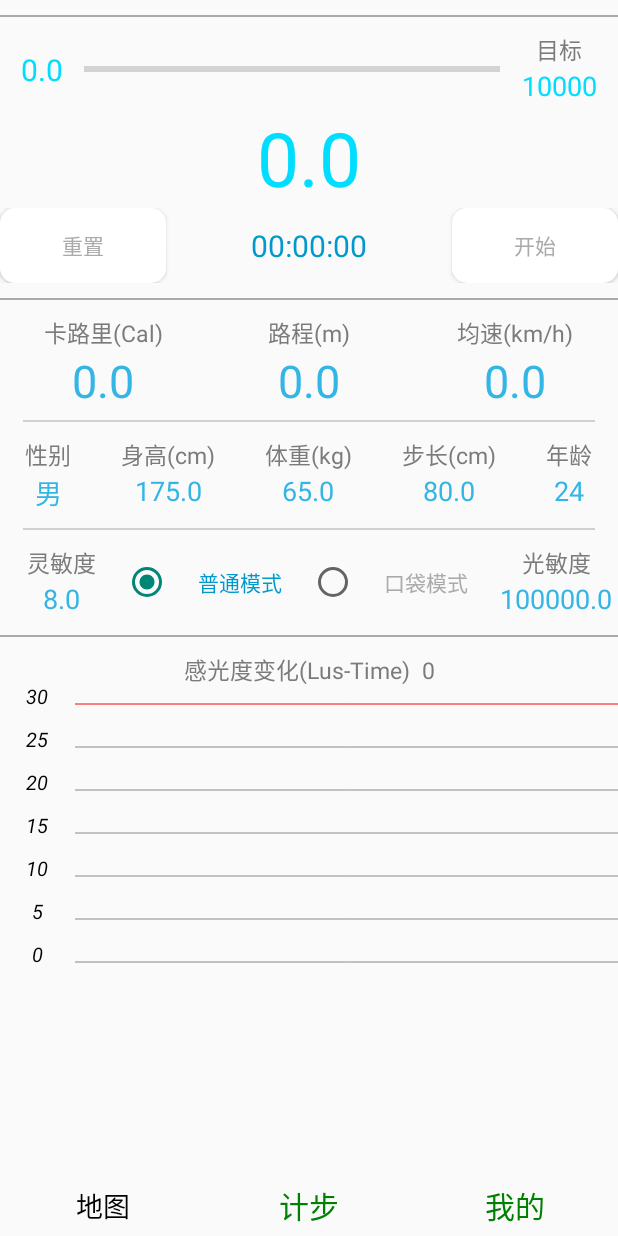
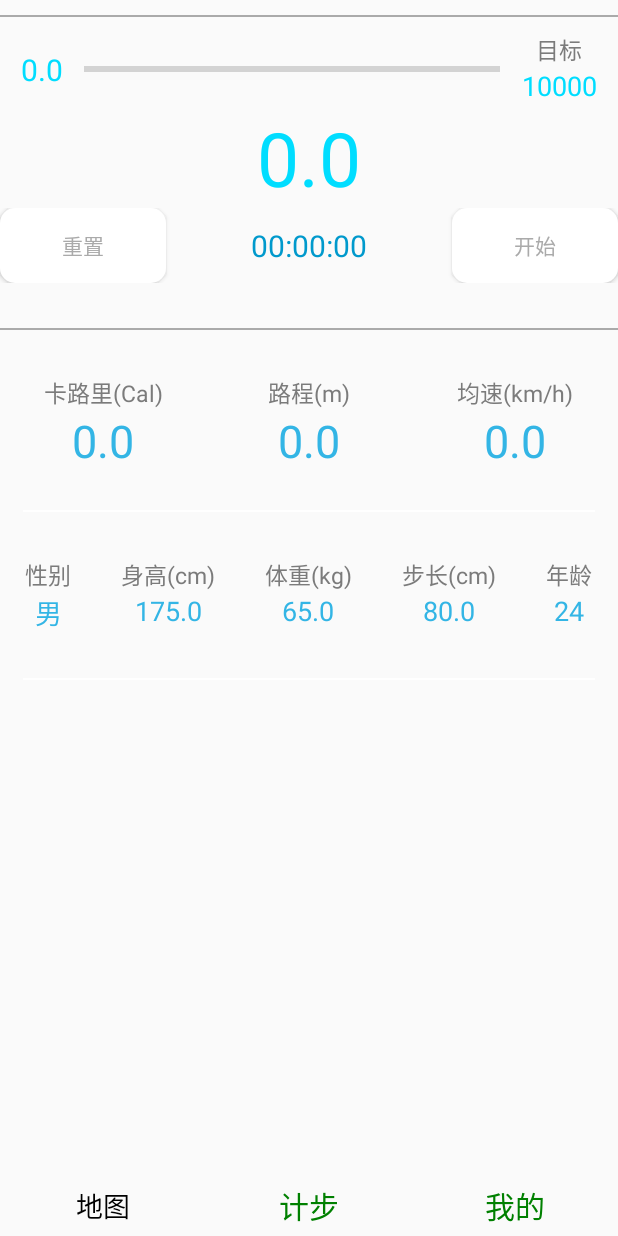
Before and after one commit to xuyazhong/SportsApp, an Android app: the screen it shows after launch (MainActivity), after a tap on "重置", on a phone screen of 412 x 824 dp. Run offline under Robolectric (Android 15) with nearby library versions, the phone set to English and light mode, and no system bars; libraries missing offline, so code that uses them is left out: com.baidu.mapapi, org.apache.log4j; 18 statements that could not run were skipped.

Commit message:
*bugfix)更新计步界面

```diff
--- a/app/src/main/AndroidManifest.xml
+++ b/app/src/main/AndroidManifest.xml
@@ -33,8 +33,6 @@
         </activity>
 
         <service android:name=".AccelerometerSensorService" >
-        </service>
-        <service android:name=".LightSensorService" >
         </service>
         <service
             android:name="com.baidu.location.f"
--- a/app/src/main/java/com/zhenqianfan13354468/trackpedometer/TabFragmentStep.java
+++ b/app/src/main/java/com/zhenqianfan13354468/trackpedometer/TabFragmentStep.java
@@ -24,9 +24,6 @@ import android.widget.Chronometer.OnChronometerTickListener;
 import android.widget.EditText;
 import android.widget.NumberPicker;
 import android.widget.ProgressBar;
-import android.widget.RadioButton;
-import android.widget.RadioGroup;
-import android.widget.RadioGroup.OnCheckedChangeListener;
 import android.widget.TextView;
 import android.widget.Toast;
 
@@ -34,7 +31,7 @@ import android.widget.Toast;
  *  计步器的Fragment
  */
 public class TabFragmentStep extends Fragment implements OnClickListener,
-		OnChronometerTickListener, OnCheckedChangeListener {
+		OnChronometerTickListener {
 	private static final String TAG = TabFragmentStep.class.getSimpleName();
 
 	//配置存储
@@ -64,13 +61,8 @@ public class TabFragmentStep extends Fragment implements OnClickListener,
 	private TextView tvHeight;
 	private TextView tvWeight;
 	private TextView tvAge;
-	private TextView tvSensitive;
-	private TextView tvLightive;
 	private TextView tvSteplen;
 
-	private RadioGroup rgMode;
-	private RadioButton rbStepNormal;
-	private RadioButton rbStepPocket;
 	public static TextView tvLight;
 
 	public static ChartView cvLight;
@@ -78,7 +70,6 @@ public class TabFragmentStep extends Fragment implements OnClickListener,
 	//选择菜单
 	private AlertDialog.Builder dialog;
 	private NumberPicker numberPicker;
-
 
 	private float calorie;//卡路里
 	private float distance;//路程
@@ -89,15 +80,14 @@ public class TabFragmentStep extends Fragment implements OnClickListener,
 	private float weight;//体重
 	private float steplen;//步长
 	private int age;//年龄
+
 	private float sensitive;//灵敏度
 	private float lightive;//感光度
+	public static float LIGHT_BORDER = 20;//感光极限，即感光度
+	public static boolean isInPocketMode = false;//是否是口袋模式
 
 	private int steps;//步数
 	private int seconds;//秒数
-
-	public static float LIGHT_BORDER = 20;//感光极限，即感光度
-
-	public static boolean isInPocketMode = false;//是否是口袋模式
 
 	public static boolean isOpenMap = false;//地图是否同时开启了
 
@@ -155,9 +145,6 @@ public class TabFragmentStep extends Fragment implements OnClickListener,
 
 		initView();
 
-		Intent intent = new Intent(getActivity(), LightSensorService.class);
-		getActivity().startService(intent);
-
 		return view;
 	}
 
@@ -184,10 +171,6 @@ public class TabFragmentStep extends Fragment implements OnClickListener,
 		weight = mySharedPreferences.getFloat("weight", 65);
 		steplen = mySharedPreferences.getFloat("steplen", 80);
 		age = mySharedPreferences.getInt("age", 24);
-		sensitive = mySharedPreferences.getFloat("sensitive", 8);
-		lightive = mySharedPreferences.getFloat("lightive", 10);
-		LIGHT_BORDER = lightive;
-
 	}
 
 	// 根据配置数据初始化UI显示
@@ -197,16 +180,12 @@ public class TabFragmentStep extends Fragment implements OnClickListener,
 		tvWeight.setText(weight + "");
 		tvSteplen.setText(steplen + "");
 		tvAge.setText(age + "");
-		tvSensitive.setText(sensitive + "");
-		AccelerometerSensorListener.SENSITIVITY = sensitive;
-		tvLightive.setText(lightive + "");
-		LIGHT_BORDER = lightive;
 	}
 
 	@Override
 	public void onStop() {
 		// TODO Auto-generated method stub
-		// savePersonalData();
+		savePersonalData();
 		super.onStop();
 	}
 
@@ -229,8 +208,6 @@ public class TabFragmentStep extends Fragment implements OnClickListener,
 		editor.putFloat("weight", weight);
 		editor.putFloat("steplen", steplen);
 		editor.putInt("age", age);
-		editor.putFloat("sensitive", sensitive);
-		editor.putFloat("lightive", lightive);
 		editor.commit();
 	}
 
@@ -295,21 +272,8 @@ public class TabFragmentStep extends Fragment implements OnClickListener,
 		tvWeight.setOnClickListener(this);
 		tvAge = (TextView) view.findViewById(R.id.tv_age);
 		tvAge.setOnClickListener(this);
-		tvSensitive = (TextView) view.findViewById(R.id.tv_sensitive);
-		tvSensitive.setOnClickListener(this);
-		tvLightive = (TextView) view.findViewById(R.id.tv_lightive);
-		tvLightive.setOnClickListener(this);
 		tvSteplen = (TextView) view.findViewById(R.id.tv_steplen);
 		tvSteplen.setOnClickListener(this);
-
-		rgMode = (RadioGroup) view.findViewById(R.id.step_mode);
-		rgMode.setOnCheckedChangeListener(this);
-		rbStepNormal = (RadioButton) view.findViewById(R.id.step_normal);
-		rbStepPocket = (RadioButton) view.findViewById(R.id.step_pocket);
-		tvLight = (TextView) view.findViewById(R.id.tv_light);
-
-		cvLight = (ChartView) view.findViewById(R.id.cv_light);
-
 		pbPercent.setMax(10000);
 		cmPasstime.setOnChronometerTickListener(this);
 	}
@@ -542,54 +506,6 @@ public class TabFragmentStep extends Fragment implements OnClickListener,
 					});
 			dialog.show();
 			break;
-		case R.id.tv_sensitive:
-			// 设置灵敏度
-			dialog = new AlertDialog.Builder(getActivity());
-			numberPicker = new NumberPicker(getActivity());
-			numberPicker.setFocusable(true);
-			numberPicker.setFocusableInTouchMode(true);
-			numberPicker.setMaxValue(10);
-			numberPicker.setMinValue(1);
-			numberPicker.setValue((int) Float.parseFloat(tvSensitive.getText()
-					.toString().trim()));
-			dialog.setView(numberPicker);
-			dialog.setPositiveButton("确定",
-					new DialogInterface.OnClickListener() {
-
-						@Override
-						public void onClick(DialogInterface arg0, int arg1) {
-							tvSensitive.setText(numberPicker.getValue() + "");
-							sensitive = numberPicker.getValue();
-							AccelerometerSensorListener.SENSITIVITY = sensitive;
-							savePersonalData();
-						}
-					});
-			dialog.show();
-			break;
-		case R.id.tv_lightive:
-			// 设置光敏度
-			final EditText editText1 = new EditText(getActivity());
-			editText1.setText(tvLightive.getText());
-			// 设置类型
-			new AlertDialog.Builder(getActivity())
-					.setTitle("请输入")
-					.setIcon(android.R.drawable.ic_dialog_info)
-					.setView(editText1)
-					.setPositiveButton("确定",
-							new DialogInterface.OnClickListener() {
-								@Override
-								public void onClick(DialogInterface dialog,
-										int which) {
-									tvLightive.setText(editText1.getText()
-											.toString().trim());
-									lightive = Float.parseFloat(editText1
-											.getText().toString().trim());
-									LIGHT_BORDER = lightive;
-									savePersonalData();
-
-								}
-							}).setNegativeButton("取消", null).show();
-			break;
 		case R.id.tv_steps:
 			// 分享
 			if (steps >= 0) {
@@ -623,13 +539,6 @@ public class TabFragmentStep extends Fragment implements OnClickListener,
 		tvDistance.setText("0.0");
 		tvSpeed.setText("0.0");
 
-		adjustLightive();
-		// sensitive = 8;
-		// AccelerometerSensorListener.SENSITIVITY = sensitive;
-		// lightive = 10;
-		// LIGHT_BORDER = lightive;
-		// savePersonalData();
-
 	}
 
 	/**
@@ -653,42 +562,4 @@ public class TabFragmentStep extends Fragment implements OnClickListener,
 		return hh + ":" + mm + ":" + ss;
 	}
 
-	/**
-	 * 调整光敏度
-	 */
-	public void adjustLightive() {
-		if (tvLightive == null) {
-			return;
-		}
-		if (LightSensorService.LIGHT == 0) {
-			return;
-		}
-		lightive = LightSensorService.LIGHT;
-		LIGHT_BORDER = lightive;
-		tvLightive.setText(lightive + "");
-		savePersonalData();
-	}
-
-	/*
-	 * 计步模式改变时触发
-	 */
-	@Override
-	public void onCheckedChanged(RadioGroup group, int checkID) {
-		// Intent intent = new Intent(getActivity(), LightSensorService.class);
-		if (checkID == rbStepPocket.getId()) {// 口袋模式
-			// getActivity().startService(intent);
-			isInPocketMode = true;
-
-			// 自动调整光敏度
-			adjustLightive();
-
-			Toast.makeText(getActivity(),
-					"口袋模式已开启，光敏度已自动修正，若有需要请参照下面的感光变化修正光敏度以获得更好的效果",
-					Toast.LENGTH_LONG).show();
-		} else if (checkID == rbStepNormal.getId()) {// 普通模式
-			// getActivity().stopService(intent);
-			isInPocketMode = false;
-		}
-
-	}
 }
--- a/app/src/main/res/layout/tab_fragment_step.xml
+++ b/app/src/main/res/layout/tab_fragment_step.xml
@@ -110,8 +110,8 @@
         <TextView
             android:layout_width="match_parent"
             android:layout_height="1dp"
-            android:layout_marginBottom="10dp"
-            android:layout_marginTop="10dp"
+            android:layout_marginBottom="30dp"
+            android:layout_marginTop="30dp"
             android:background="@android:color/darker_gray" />
 
         <include layout="@layout/step_msg" />
@@ -119,33 +119,22 @@
         <TextView
             android:layout_width="match_parent"
             android:layout_height="1dp"
-            android:layout_marginBottom="10dp"
+            android:layout_marginBottom="30dp"
             android:layout_marginLeft="15dp"
             android:layout_marginRight="15dp"
-            android:layout_marginTop="10dp"
-            android:background="#d0d0d0" />
+            android:layout_marginTop="30dp"
+            android:background="#ffffff" />
 
         <include layout="@layout/step_settting" />
 
         <TextView
             android:layout_width="match_parent"
             android:layout_height="1dp"
-            android:layout_marginBottom="10dp"
+            android:layout_marginBottom="30dp"
             android:layout_marginLeft="15dp"
             android:layout_marginRight="15dp"
-            android:layout_marginTop="10dp"
-            android:background="#d0d0d0" />
-
-        <include layout="@layout/step_mode" />
-
-        <TextView
-            android:layout_width="match_parent"
-            android:layout_height="1dp"
-            android:layout_marginBottom="10dp"
-            android:layout_marginTop="10dp"
-            android:background="@android:color/darker_gray" />
-
-        <include layout="@layout/mobile_msg" />
+            android:layout_marginTop="30dp"
+            android:background="#ffffff" />
     </LinearLayout>
 
 </ScrollView>
```
